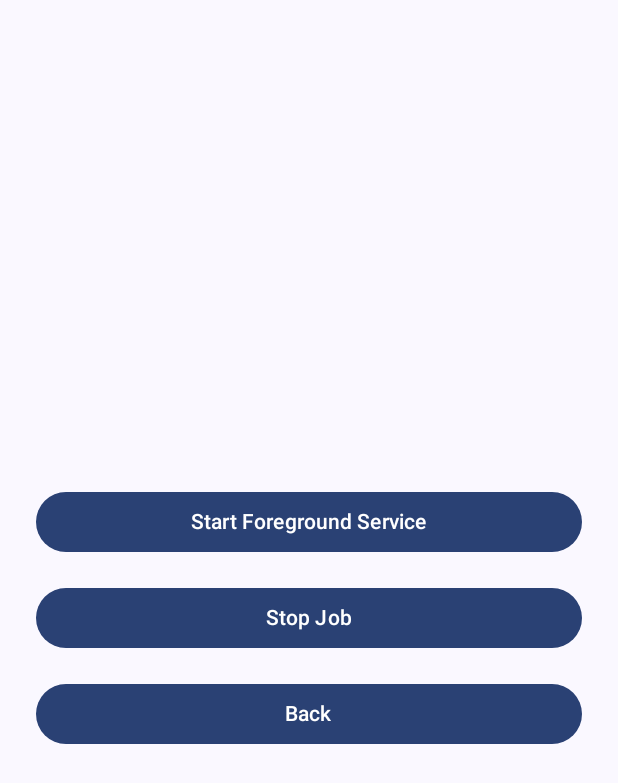
After one commit to gunishjain/ServicesPlayground, an Android app built with Jetpack Compose: the composable ForegroundServiceComposable shown on its own in the app's theme, on a phone screen of 412 x 824 dp. The commit adds this screen. Shown: the top 783 px of the screen. Run offline under Robolectric (Android 15) with nearby library versions, the phone set to English and light mode, and no system bars.

Commit message:
added foreground service

```diff
--- a/app/src/main/AndroidManifest.xml
+++ b/app/src/main/AndroidManifest.xml
@@ -5,6 +5,9 @@
     <uses-permission android:name="android.permission.WAKE_LOCK"/>
     <uses-permission android:name="android.permission.RECEIVE_BOOT_COMPLETED"/>
     <uses-permission android:name="android.permission.ACCESS_NETWORK_STATE"/>
+    <uses-permission android:name="android.permission.FOREGROUND_SERVICE"/>
+    <uses-permission android:name="android.permission.POST_NOTIFICATIONS" />
+
 
     <application
         android:allowBackup="true"
@@ -30,6 +33,7 @@
         <service android:name=".boundservice.MyService"/>
         <service android:name=".jobintentservice.MyJIService" android:permission="android.permission.BIND_JOB_SERVICE"/>
         <service android:name=".jobservice.JobServiceDemo" android:permission="android.permission.BIND_JOB_SERVICE"/>
+        <service android:name=".foregroundService.ForegroundService" android:foregroundServiceType="shortService"/>
 
     </application>
 
--- /dev/null
+++ b/app/src/main/java/com/gunishjain/servicesplayground/foregroundService/ForegroundServiceComposable.kt
@@ -0,0 +1,72 @@
+package com.gunishjain.servicesplayground.foregroundService
+
+import androidx.compose.foundation.layout.Arrangement
+import androidx.compose.foundation.layout.Column
+import androidx.compose.foundation.layout.Spacer
+import androidx.compose.foundation.layout.fillMaxSize
+import androidx.compose.foundation.layout.fillMaxWidth
+import androidx.compose.foundation.layout.height
+import androidx.compose.foundation.layout.padding
+import androidx.compose.material3.Button
+import androidx.compose.material3.Text
+import androidx.compose.runtime.Composable
+import androidx.compose.ui.Alignment
+import androidx.compose.ui.Modifier
+import androidx.compose.ui.tooling.preview.Preview
+import androidx.compose.ui.unit.dp
+import com.gunishjain.servicesplayground.ForegroundServiceScreen
+import com.gunishjain.servicesplayground.ui.theme.ServicesPlaygroundTheme
+
+@Composable
+fun ForegroundServiceComposable(
+    onStartService: () -> Unit,
+    onStopService: () -> Unit,
+    onBack: () -> Unit
+) {
+    Column(
+        modifier = Modifier
+            .fillMaxSize()
+            .padding(24.dp),
+        verticalArrangement = Arrangement.Center,
+        horizontalAlignment = Alignment.CenterHorizontally
+    ) {
+
+        Button(
+            onClick = onStartService,
+            modifier = Modifier.fillMaxWidth()
+        ) {
+            Text(text = "Start Foreground Service")
+        }
+
+        Spacer(modifier = Modifier.height(16.dp))
+
+        Button(
+            onClick = onStopService,
+            modifier = Modifier.fillMaxWidth(),
+        ) {
+            Text(text = "Stop Job")
+        }
+
+        Spacer(modifier = Modifier.height(16.dp))
+
+        Button(
+            onClick = onBack,
+            modifier = Modifier.fillMaxWidth(),
+        ) {
+            Text(text = "Back")
+        }
+
+    }
+}
+
+@Preview(showBackground = true)
+@Composable
+fun Preview() {
+    ServicesPlaygroundTheme {
+        ForegroundServiceComposable(
+            onStartService = {},
+            onStopService = {},
+            onBack = {}
+        )
+    }
+}
--- a/app/src/main/java/com/gunishjain/servicesplayground/jobintentservice/MyJIService.kt
+++ b/app/src/main/java/com/gunishjain/servicesplayground/jobintentservice/MyJIService.kt
@@ -40,7 +40,7 @@ class MyJIService : JobIntentService() {
 
 
     override fun onHandleWork(intent: Intent) {
-        isRandomNumberGeneratorOn = true
+            isRandomNumberGeneratorOn = true
 
             Log.d("MyJIService", "Service started on Thread: ${Thread.currentThread().name}")
             generateRandomNumber(intent.getStringExtra("starter"))
--- a/app/src/main/java/com/gunishjain/servicesplayground/jobservice/JobServiceDemo.kt
+++ b/app/src/main/java/com/gunishjain/servicesplayground/jobservice/JobServiceDemo.kt
@@ -54,6 +54,7 @@ class JobServiceDemo: JobService() {
     }
 
 
+    @RequiresApi(Build.VERSION_CODES.S)
     override fun onStartJob(p0: JobParameters?): Boolean {
         Log.d("MyJobService", "onStartJob")
         jobParameters = p0
```
Also changed, not shown: app/src/main/java/com/gunishjain/servicesplayground/MainActivity.kt (+35 -0 lines), app/src/main/java/com/gunishjain/servicesplayground/Navigation.kt (+7 -4 lines), app/src/main/java/com/gunishjain/servicesplayground/boundservice/BindService.kt (+11 -2 lines), app/src/main/java/com/gunishjain/servicesplayground/foregroundService/ForegroundService.kt (added, +75 -0 lines), app/src/main/java/com/gunishjain/servicesplayground/foregroundService/NotificationHelper.kt (added, +47 -0 lines).
